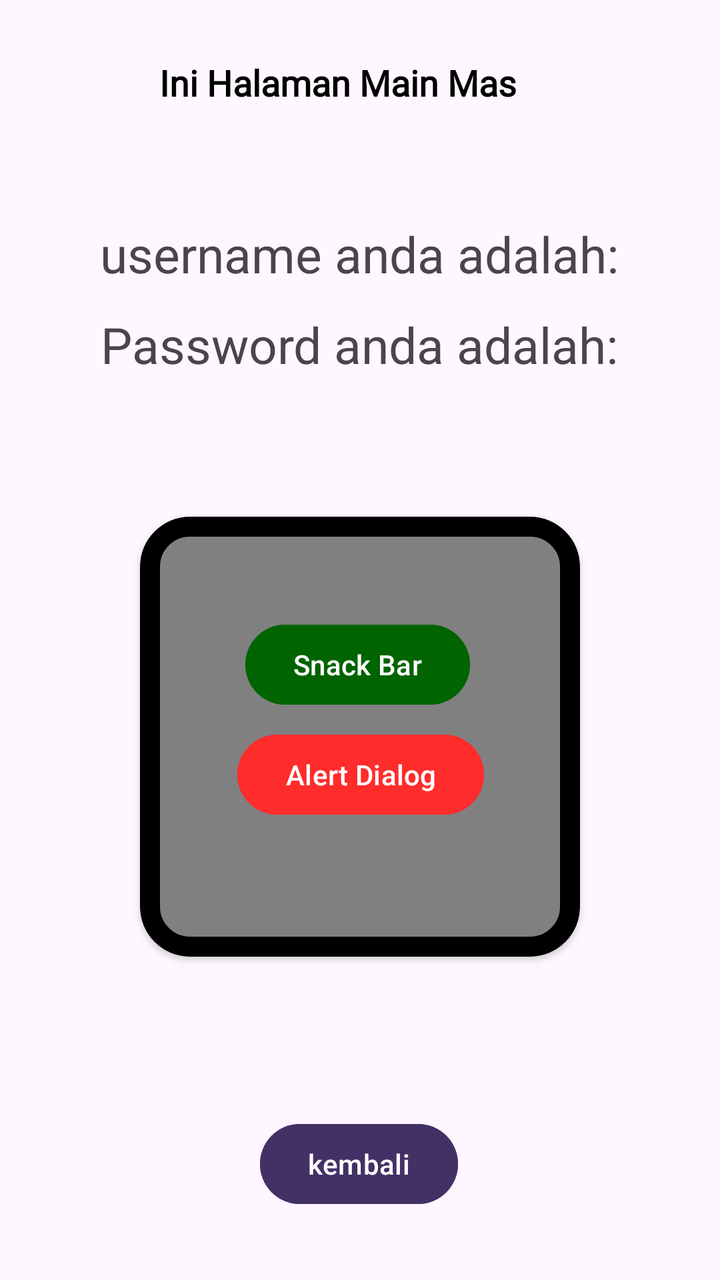
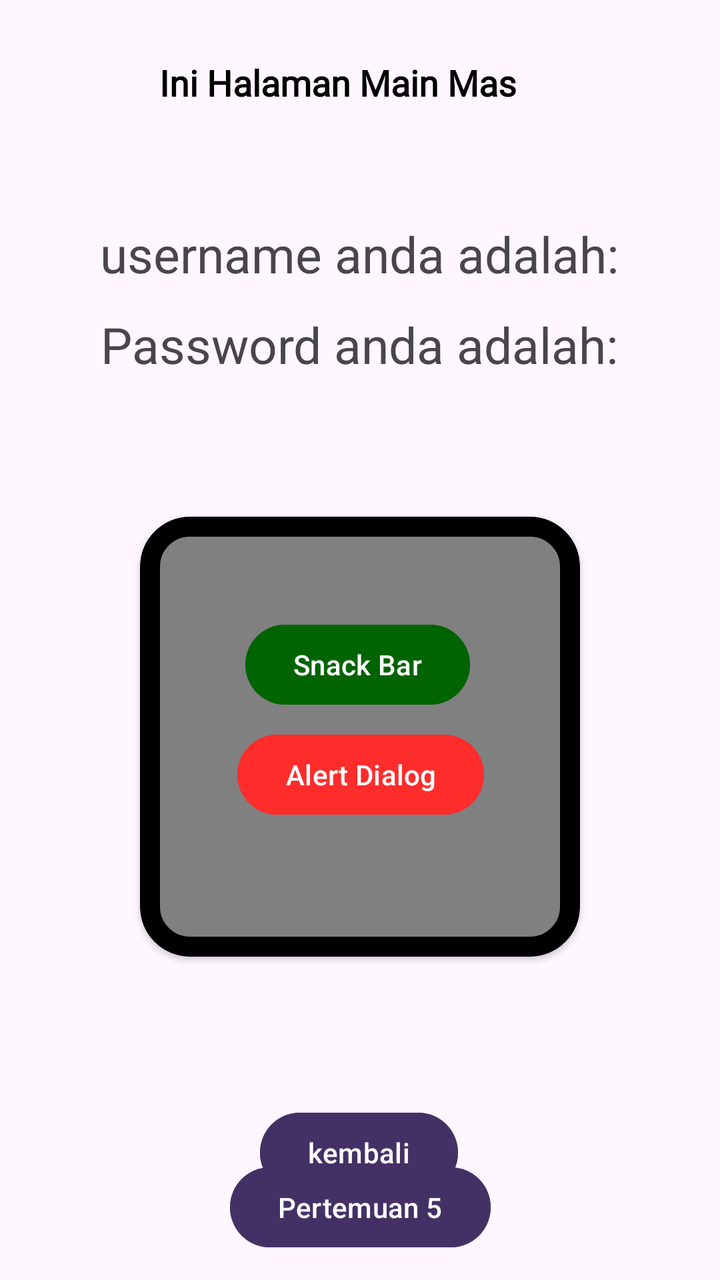

Screens rendered from an Android XML layout before and after an edit, with the pre-edit source and the edit as a unified diff.
<!-- AndroidManifest.xml: application theme Theme.Zaki_Yasri_3TIB -->
<!-- res/layout/activity_main.xml -->
<?xml version="1.0" encoding="utf-8"?>
<androidx.constraintlayout.widget.ConstraintLayout xmlns:android="http://schemas.android.com/apk/res/android"
    xmlns:app="http://schemas.android.com/apk/res-auto"
    xmlns:tools="http://schemas.android.com/tools"
    android:id="@+id/main"
    android:layout_width="match_parent"
    android:layout_height="match_parent"
    tools:context=".MainActivity">

    <TextView
        android:id="@+id/textView"
        android:layout_width="200dp"
        android:layout_height="45dp"
        android:fontFamily="@font/masfuad"
        android:text="Ini Halaman Main Mas"
        android:textColor="@color/black"
        android:textSize="18dp"
        android:textStyle="bold"
        app:layout_constraintBottom_toBottomOf="parent"
        app:layout_constraintEnd_toEndOf="parent"
        app:layout_constraintHorizontal_bias="0.497"
        app:layout_constraintStart_toStartOf="parent"
        app:layout_constraintTop_toTopOf="parent"
        app:layout_constraintVertical_bias="0.049" />

    <TextView
        android:id="@+id/txtusername"
        android:layout_width="wrap_content"
        android:layout_height="wrap_content"
        android:layout_marginTop="110dp"
        android:text="username anda adalah:"
        android:textSize="25sp"
        app:layout_constraintBottom_toBottomOf="parent"
        app:layout_constraintEnd_toEndOf="parent"
        app:layout_constraintHorizontal_bias="0.496"
        app:layout_constraintStart_toStartOf="parent"
        app:layout_constraintTop_toTopOf="parent"
        app:layout_constraintVertical_bias="0.0" />

    <TextView
        android:id="@+id/txtupassword"
        android:layout_width="wrap_content"
        android:layout_height="wrap_content"
        android:layout_marginTop="123dp"
        android:text="Password anda adalah:"
        android:textSize="25sp"
        app:layout_constraintBottom_toBottomOf="parent"
        app:layout_constraintEnd_toEndOf="parent"
        app:layout_constraintHorizontal_bias="0.496"
        app:layout_constraintStart_toStartOf="parent"
        app:layout_constraintTop_toTopOf="parent"
        app:layout_constraintVertical_bias="0.067" />

    <com.google.android.material.card.MaterialCardView
        android:id="@+id/materialCardView"
        android:layout_width="220dp"
        android:layout_height="220dp"
        app:cardBackgroundColor="#808080"
        app:cardElevation="2dp"
        app:strokeColor="@color/black"
        app:strokeWidth="10dp"
        app:cardCornerRadius="25dp"
        app:layout_constraintBottom_toBottomOf="parent"
        app:layout_constraintEnd_toEndOf="parent"
        app:layout_constraintStart_toStartOf="parent"
        app:layout_constraintTop_toBottomOf="@+id/txtupassword"
        app:layout_constraintVertical_bias="0.3">

        <androidx.constraintlayout.widget.ConstraintLayout
            android:layout_width="match_parent"
            android:layout_height="match_parent"
            android:layout_margin="10dp">

            <Button
                android:id="@+id/btn2"
                android:layout_width="wrap_content"
                android:layout_height="wrap_content"
                android:backgroundTint="#006400"
                android:text="Snack Bar"
                app:layout_constraintBottom_toBottomOf="parent"
                app:layout_constraintEnd_toEndOf="parent"
                app:layout_constraintHorizontal_bias="0.488"
                app:layout_constraintStart_toStartOf="parent"
                app:layout_constraintTop_toTopOf="parent"
                app:layout_constraintVertical_bias="0.263" />

            <Button
                android:id="@+id/btn"
                android:layout_width="wrap_content"
                android:layout_height="wrap_content"
                android:backgroundTint="#FF2C2C"
                android:text="Alert Dialog"
                app:layout_constraintBottom_toBottomOf="parent"
                app:layout_constraintEnd_toEndOf="parent"
                app:layout_constraintHorizontal_bias="0.506"
                app:layout_constraintStart_toStartOf="parent"
                app:layout_constraintTop_toTopOf="parent"
                app:layout_constraintVertical_bias="0.625" />


        </androidx.constraintlayout.widget.ConstraintLayout>

    </com.google.android.material.card.MaterialCardView>

    <Button
        android:id="@+id/btnkembali"
        android:layout_width="wrap_content"
        android:layout_height="wrap_content"
        android:layout_marginTop="384dp"
        android:backgroundTint="@color/button"
        android:text="kembali"
        app:layout_constraintBottom_toBottomOf="parent"
        app:layout_constraintEnd_toEndOf="parent"
        app:layout_constraintHorizontal_bias="0.498"
        app:layout_constraintStart_toStartOf="parent"
        app:layout_constraintTop_toTopOf="@+id/txtupassword"
        app:layout_constraintVertical_bias="0.357" />
</androidx.constraintlayout.widget.ConstraintLayout>
<!-- resources referenced by this layout -->
<resources>
  <color name="black">#FF000000</color>
  <color name="button">#433166</color>
  <style name="Theme.Zaki_Yasri_3TIB" parent="Base.Theme.Zaki_Yasri_3TIB" />
  <style name="Base.Theme.Zaki_Yasri_3TIB" parent="Theme.Material3.DayNight.NoActionBar">
          
          
      </style>
</resources>

<!-- the commit's change to res/layout/activity_main.xml (unified diff, before → after) -->
@@ -114,5 +114,18 @@
         app:layout_constraintHorizontal_bias="0.498"
         app:layout_constraintStart_toStartOf="parent"
         app:layout_constraintTop_toTopOf="@+id/txtupassword"
-        app:layout_constraintVertical_bias="0.357" />
+        app:layout_constraintVertical_bias="0.248" />
+
+    <Button
+        android:id="@+id/btnToLima"
+        android:layout_width="wrap_content"
+        android:layout_height="wrap_content"
+        android:layout_marginTop="384dp"
+        android:backgroundTint="@color/button"
+        android:text="Pertemuan 5"
+        app:layout_constraintBottom_toBottomOf="parent"
+        app:layout_constraintEnd_toEndOf="parent"
+        app:layout_constraintStart_toStartOf="parent"
+        app:layout_constraintTop_toTopOf="@+id/txtupassword"
+        app:layout_constraintVertical_bias="0.766" />
 </androidx.constraintlayout.widget.ConstraintLayout>
